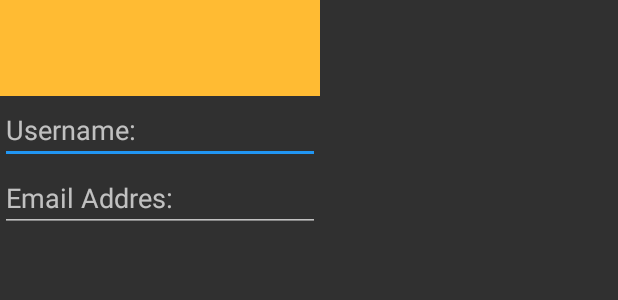
After one commit to Darek-S/Trail_Tracker, an Android app: the layout fragment_user.xml on its own in the app's theme, with its tools: preview values and no code run, on a phone screen of 412 x 824 dp. The commit adds this screen. Shown: the top 300 px of the screen. Run offline under Robolectric (Android 15) with nearby library versions, the phone set to English and light mode, and no system bars.

Commit message:
Fragment, Dialog databse

```diff
--- a/src/main/java/eu/basicairdata/graziano/gpslogger/Exporter.java
+++ b/src/main/java/eu/basicairdata/graziano/gpslogger/Exporter.java
@@ -265,6 +265,12 @@ public class Exporter extends Thread {
                                 GPXbw.write(" <surface>");
                               GPXbw.write(loc.getSurface());
                                 GPXbw.write("</surface>");
+                                GPXbw.write(" <Skiing>");
+                                GPXbw.write(loc.getSkiing());
+                                GPXbw.write("</Skiing>");
+                                GPXbw.write(" <Cycling>");
+                                GPXbw.write(loc.getCycling());
+                                GPXbw.write("</Cycling>");
                                 if (loc.getLocation().hasAltitude()) {
                                     GPXbw.write(" <ele>");     // Elevation
                                     GPXbw.write(formattedAltitude);
--- a/src/main/res/layout/fragment_recording_buttons.xml
+++ b/src/main/res/layout/fragment_recording_buttons.xml
@@ -81,6 +81,7 @@
                         android:layout_weight="1"
                         android:background="@drawable/red_trail"
                         android:textOn=""
+                        android:checked="false"
                         android:textOff=""/>
 
                 </TableRow>
@@ -103,6 +104,7 @@
                         android:id="@+id/blueTrail"
                         android:layout_weight="1"
                         android:background="@drawable/blue_trail"
+                        android:checked="false"
                         android:textOn=""
                         android:textOff=""/>
                 </TableRow>
@@ -129,6 +131,7 @@
                         android:background="@drawable/yellow_trail"
                         android:textOn=""
                         android:textOff=""/>
+
                 </TableRow>
 
             </TableLayout>
@@ -148,6 +151,7 @@
                         android:layout_height="wrap_content"
                         android:id="@+id/greenTrail"
                         android:layout_weight="1"
+                        android:checked="false"
                         android:background="@drawable/green_trail"
                         android:textOn=""
                         android:textOff=""
--- /dev/null
+++ b/src/main/res/layout/fragment_user.xml
@@ -0,0 +1,29 @@
+<LinearLayout xmlns:android="http://schemas.android.com/apk/res/android"
+    android:orientation="vertical"
+    android:layout_width="wrap_content"
+    android:layout_height="wrap_content">
+    <ImageView
+
+        android:layout_width="match_parent"
+        android:layout_height="64dp"
+        android:scaleType="center"
+        android:background="#FFFFBB33"
+        android:contentDescription="@string/app_name" />
+
+    <EditText
+        android:layout_width="match_parent"
+        android:layout_height="wrap_content"
+        android:inputType="textPersonName"
+        android:ems="10"
+        android:id="@+id/username"
+        android:hint="Username:" />
+
+    <EditText
+        android:layout_width="match_parent"
+        android:layout_height="wrap_content"
+        android:inputType="textEmailAddress"
+        android:ems="10"
+        android:id="@+id/email"
+        android:hint="Email Addres:" />
+
+</LinearLayout>
--- a/src/main/res/menu/main_menu.xml
+++ b/src/main/res/menu/main_menu.xml
@@ -33,6 +33,11 @@
         android:orderInCategory="101"
         android:title="@string/menu_about"
         app:showAsAction="never" />
+    <item
+        android:id="@+id/action_user"
+        android:orderInCategory="102"
+        android:title="User Name"
+        app:showAsAction="never" />
 
     <item
         android:id="@+id/action_track_finished"
```
Also changed, not shown: src/main/java/eu/basicairdata/graziano/gpslogger/DatabaseHandler.java (+18 -5 lines), src/main/java/eu/basicairdata/graziano/gpslogger/FragmentButton.java (+125 -1 lines), src/main/java/eu/basicairdata/graziano/gpslogger/FragmentUser.java (added, +98 -0 lines), src/main/java/eu/basicairdata/graziano/gpslogger/GPSActivity.java (+9 -1 lines), src/main/java/eu/basicairdata/graziano/gpslogger/GPSApplication.java (+57 -1 lines), src/main/java/eu/basicairdata/graziano/gpslogger/LocationExtended.java (+9 -1 lines), src/main/res/layout/fragment_recording_controls.xml (+3 -4 lines).
